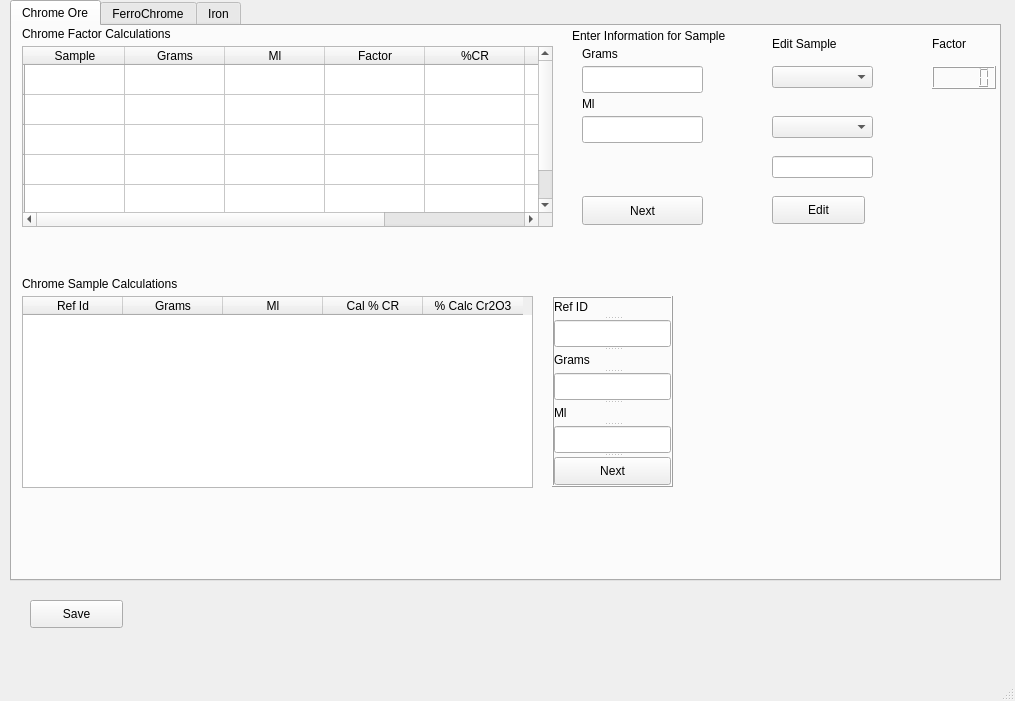
Old version of the form rc_onesave.ui in the repository shabd/rc-analytics-desktop.
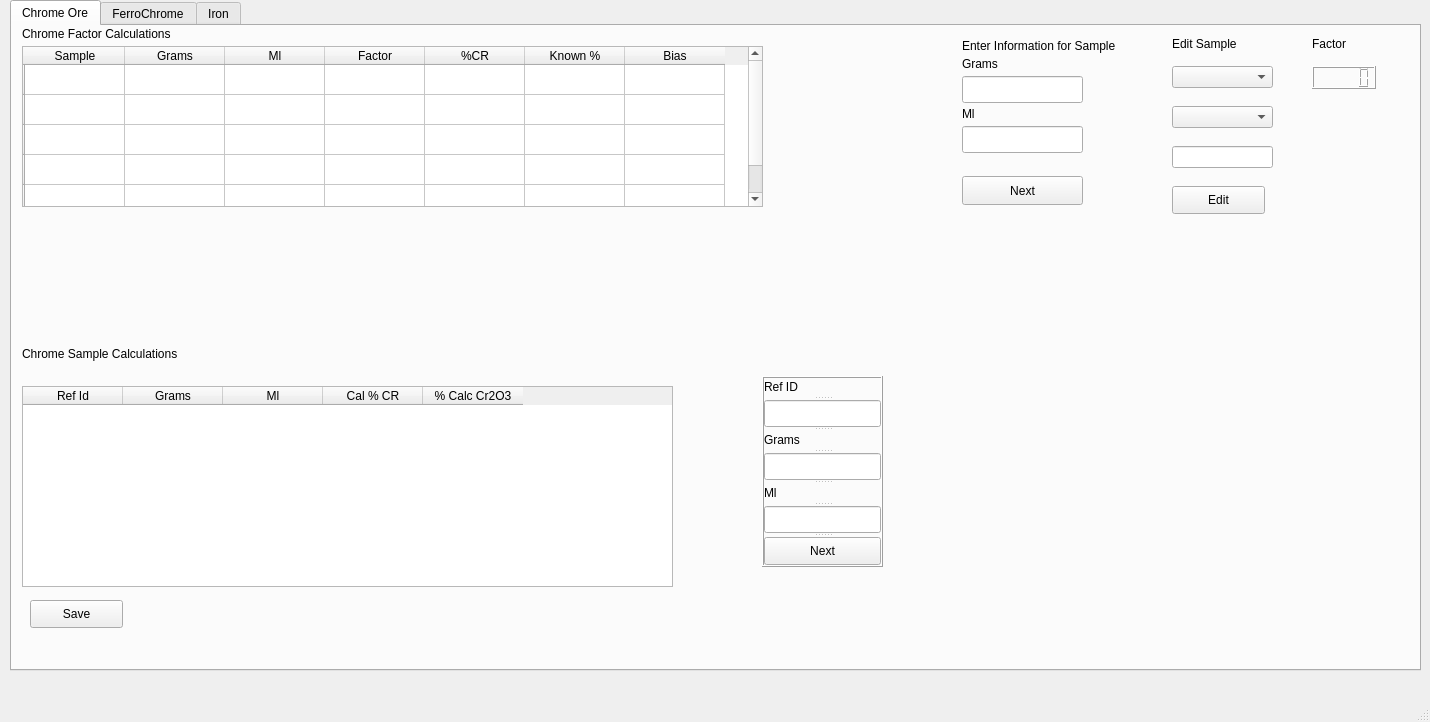
New version of the form.

Commit message: added sample tables with factor column

```diff
--- a/rc_onesave.ui
+++ b/rc_onesave.ui
@@ -6,8 +6,8 @@
    <rect>
     <x>0</x>
     <y>0</y>
-    <width>1015</width>
-    <height>701</height>
+    <width>1430</width>
+    <height>722</height>
    </rect>
   </property>
   <property name="windowTitle">
@@ -19,10 +19,16 @@
      <rect>
       <x>10</x>
       <y>0</y>
-      <width>991</width>
-      <height>581</height>
+      <width>1411</width>
+      <height>671</height>
      </rect>
     </property>
+    <property name="sizePolicy">
+     <sizepolicy hsizetype="Expanding" vsizetype="Expanding">
+      <horstretch>1</horstretch>
+      <verstretch>1</verstretch>
+     </sizepolicy>
+    </property>
     <property name="currentIndex">
      <number>0</number>
     </property>
@@ -51,8 +57,8 @@
        <rect>
         <x>10</x>
         <y>20</y>
-        <width>531</width>
-        <height>181</height>
+        <width>741</width>
+        <height>161</height>
        </rect>
       </property>
       <row>
@@ -155,6 +161,14 @@
         <set>ItemIsDragEnabled|ItemIsUserCheckable|ItemIsEnabled</set>
        </property>
       </item>
+      <item row="0" column="6">
+       <property name="text">
+        <string/>
+       </property>
+       <property name="flags">
+        <set>ItemIsSelectable|ItemIsDragEnabled|ItemIsDropEnabled|ItemIsUserCheckable|ItemIsEnabled</set>
+       </property>
+      </item>
       <item row="1" column="1">
        <property name="text">
         <string/>
@@ -195,6 +209,14 @@
         <set>ItemIsDragEnabled|ItemIsUserCheckable|ItemIsEnabled</set>
        </property>
       </item>
+      <item row="1" column="6">
+       <property name="text">
+        <string/>
+       </property>
+       <property name="flags">
+        <set>ItemIsSelectable|ItemIsDragEnabled|ItemIsDropEnabled|ItemIsUserCheckable|ItemIsEnabled</set>
+       </property>
+      </item>
       <item row="2" column="1">
        <property name="text">
         <string/>
@@ -235,6 +257,11 @@
         <set>ItemIsDragEnabled|ItemIsUserCheckable|ItemIsEnabled</set>
        </property>
       </item>
+      <item row="2" column="6">
+       <property name="flags">
+        <set>ItemIsSelectable|ItemIsDragEnabled|ItemIsDropEnabled|ItemIsUserCheckable|ItemIsEnabled</set>
+       </property>
+      </item>
       <item row="3" column="1">
        <property name="text">
         <string/>
@@ -319,8 +346,8 @@
      <widget class="QLabel" name="cr_sample_info">
       <property name="geometry">
        <rect>
-        <x>560</x>
-        <y>0</y>
+        <x>950</x>
+        <y>10</y>
         <width>221</width>
         <height>20</height>
        </rect>
@@ -332,7 +359,7 @@
      <widget class="QLabel" name="cr_factor_label_value">
       <property name="geometry">
        <rect>
-        <x>920</x>
+        <x>1300</x>
         <y>10</y>
         <width>60</width>
         <height>16</height>
@@ -345,7 +372,7 @@
      <widget class="QLCDNumber" name="cr_factor_display">
       <property name="geometry">
        <rect>
-        <x>920</x>
+        <x>1300</x>
         <y>40</y>
         <width>64</width>
         <height>23</height>
@@ -356,9 +383,9 @@
       <property name="geometry">
        <rect>
         <x>10</x>
-        <y>270</y>
-        <width>511</width>
-        <height>192</height>
+        <y>360</y>
+        <width>651</width>
+        <height>201</height>
        </rect>
       </property>
       <column>
@@ -391,7 +418,7 @@
       <property name="geometry">
        <rect>
         <x>10</x>
-        <y>250</y>
+        <y>320</y>
         <width>201</width>
         <height>16</height>
        </rect>
@@ -403,8 +430,8 @@
      <widget class="QSplitter" name="splitter_7">
       <property name="geometry">
        <rect>
-        <x>540</x>
-        <y>270</y>
+        <x>750</x>
+        <y>350</y>
         <width>121</width>
         <height>191</height>
        </rect>
@@ -451,8 +478,8 @@
      <widget class="QLabel" name="cr_factor_grams_text">
       <property name="geometry">
        <rect>
-        <x>570</x>
-        <y>20</y>
+        <x>950</x>
+        <y>30</y>
         <width>121</width>
         <height>16</height>
        </rect>
@@ -464,8 +491,8 @@
      <widget class="QLineEdit" name="cr_factor_grams_value">
       <property name="geometry">
        <rect>
-        <x>570</x>
-        <y>40</y>
+        <x>950</x>
+        <y>50</y>
         <width>121</width>
         <height>27</height>
        </rect>
@@ -474,8 +501,8 @@
      <widget class="QLabel" name="cr_factor_ml_text">
       <property name="geometry">
        <rect>
-        <x>570</x>
-        <y>70</y>
+        <x>950</x>
+        <y>80</y>
         <width>121</width>
         <height>16</height>
        </rect>
@@ -487,8 +514,8 @@
      <widget class="QLineEdit" name="cr_factor_ml_value">
       <property name="geometry">
        <rect>
-        <x>570</x>
-        <y>90</y>
+        <x>950</x>
+        <y>100</y>
         <width>121</width>
         <height>27</height>
        </rect>
@@ -497,8 +524,8 @@
      <widget class="QPushButton" name="cr_factor_next_button">
       <property name="geometry">
        <rect>
-        <x>570</x>
-        <y>170</y>
+        <x>950</x>
+        <y>150</y>
         <width>121</width>
         <height>29</height>
        </rect>
@@ -510,7 +537,7 @@
      <widget class="QLabel" name="cr_edit_label">
       <property name="geometry">
        <rect>
-        <x>760</x>
+        <x>1160</x>
         <y>10</y>
         <width>101</width>
         <height>16</height>
@@ -523,7 +550,7 @@
      <widget class="QComboBox" name="cr_sample_combobox">
       <property name="geometry">
        <rect>
-        <x>760</x>
+        <x>1160</x>
         <y>40</y>
         <width>101</width>
         <height>22</height>
@@ -533,8 +560,8 @@
      <widget class="QComboBox" name="cr_input_combobox">
       <property name="geometry">
        <rect>
-        <x>760</x>
-        <y>90</y>
+        <x>1160</x>
+        <y>80</y>
         <width>101</width>
         <height>22</height>
        </rect>
@@ -543,8 +570,8 @@
      <widget class="QLineEdit" name="cr_edit_input">
       <property name="geometry">
        <rect>
-        <x>760</x>
-        <y>130</y>
+        <x>1160</x>
+        <y>120</y>
         <width>101</width>
         <height>22</height>
        </rect>
@@ -553,8 +580,8 @@
      <widget class="QPushButton" name="ce_edit_button">
       <property name="geometry">
        <rect>
-        <x>760</x>
-        <y>170</y>
+        <x>1160</x>
+        <y>160</y>
         <width>93</width>
         <height>28</height>
        </rect>
```
Left out of the diff: 82 changed lines with no effect on the pictures. The commit also changes 5 other files.
